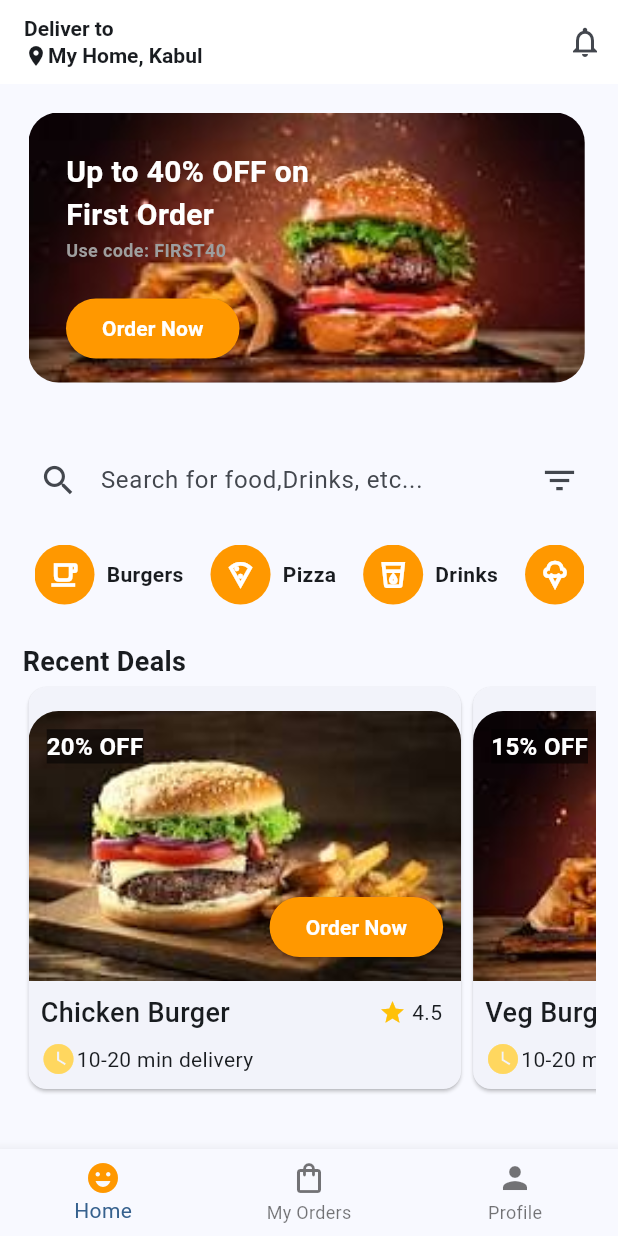
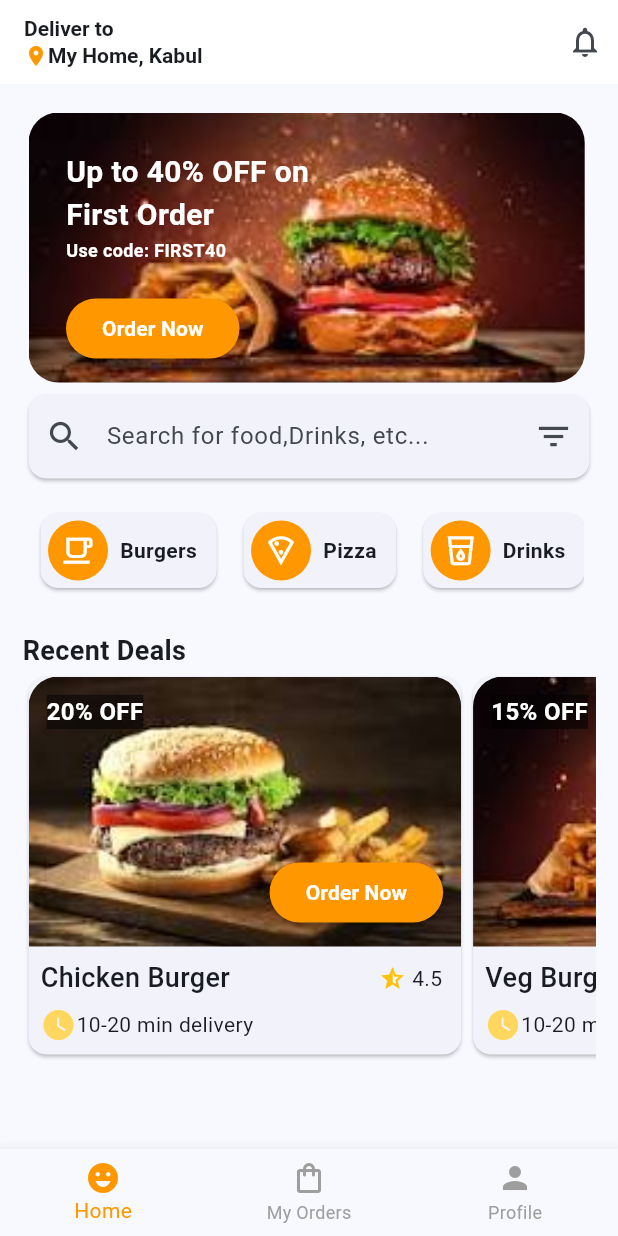
Before and after one commit to Chohansaad305/Flutter-App, a Flutter app: the screen it shows after launch, after a tap on "Order Now", on a phone screen of 412 x 824 dp. Run offline on Flutter 3.47's test engine with Material 3 defaults, Android fonts, the light colour scheme and no system bars.

Commit message:
Updated some features

```diff
--- a/lib/main.dart
+++ b/lib/main.dart
@@ -1,3 +1,4 @@
+import 'dart:async';
 import 'package:flutter/material.dart';
 import 'package:flutter_firstproject/myApp/application.dart';
 // import 'package:flutter_firstproject/myApp/MyApplicationSecondPage.dart';
@@ -54,8 +55,60 @@ class MyApp extends StatelessWidget {
       // home: UserInputWidget(),
       // home: SimpleDailogandAlertdailog(),
       // home: MyHomePageState(),
-      home: MyApplication(),
       // home: MyApplicationSecondPage(),
+      home: SplashScreen(),
     );
   }
 }
+
+// ====== SPLASH SCREEN ======
+class SplashScreen extends StatefulWidget {
+  const SplashScreen({super.key});
+
+  @override
+  State<SplashScreen> createState() => _SplashScreenState();
+}
+
+class _SplashScreenState extends State<SplashScreen> {
+  @override
+  void initState() {
+    super.initState();
+    Timer(Duration(seconds: 5), () {
+      Navigator.pushReplacement(
+        context,
+        MaterialPageRoute(builder: (context) => const MyApplication()),
+      );
+    });
+  }
+
+  @override
+  Widget build(BuildContext context) {
+    return Scaffold(
+      body: Stack(
+        children: [
+          Container(
+            width: double.infinity,
+            height: double.infinity,
+            decoration: const BoxDecoration(
+              image: DecorationImage(
+                image: AssetImage('assets/images/SplashImage.png'),
+              ),
+            ),
+          ),
+          Positioned(
+            top: 430,
+            left: 110,
+            child: Text(
+              'My Burger App',
+              style: TextStyle(
+                fontSize: 22,
+                fontWeight: FontWeight.bold,
+                color: Colors.orange,
+              ),
+            ),
+          ),
+        ],
+      ),
+    );
+  }
+}
--- a/lib/myApp/application.dart
+++ b/lib/myApp/application.dart
@@ -8,20 +8,39 @@ class MyApplication extends StatelessWidget {
     return Scaffold(
       // ========= APP BAR =========
       appBar: AppBar(
+        backgroundColor: const Color.fromARGB(255, 255, 255, 255),
         title: Column(
           crossAxisAlignment: CrossAxisAlignment.start,
-          children: const [
+          children: [
             Text(
               'Deliver to',
               style: TextStyle(fontSize: 14, fontWeight: FontWeight.w600),
             ),
             Row(
               children: [
-                Icon(Icons.location_on, size: 16),
+                Icon(Icons.location_on, size: 16, color: Colors.orange),
                 Text(
                   'My Home, Kabul',
                   style: TextStyle(fontSize: 14, fontWeight: FontWeight.bold),
                 ),
+                // PopupMenuButton(
+                //   icon: const Icon(Icons.keyboard_arrow_down),
+                //   onSelected: (value) {},
+                //   itemBuilder: (BuildContext context) => [
+                //     const PopupMenuItem(
+                //       value: 'home',
+                //       child: Text('My Home, Kabul'),
+                //     ),
+                //     const PopupMenuItem(
+                //       value: 'office',
+                //       child: Text('My Office, Kabul'),
+                //     ),
+                //     const PopupMenuItem(
+                //       value: 'other',
+                //       child: Text('Other Location'),
+                //     ),
+                //   ],
+                // ),
               ],
             ),
           ],
@@ -32,7 +51,6 @@ class MyApplication extends StatelessWidget {
             child: Icon(Icons.notifications_none),
           ),
         ],
-        backgroundColor: const Color.fromARGB(255, 255, 255, 255),
       ),
       // ========= APP BAR END =========
 
@@ -75,7 +93,8 @@ class MyApplication extends StatelessWidget {
                 ],
               ),
 
-              TextField(
+              Card(
+                child: TextField(
                   decoration: InputDecoration(
                     hintText: 'Search for food,Drinks, etc...',
                     prefixIcon: Icon(Icons.search, size: 26),
@@ -83,6 +102,7 @@ class MyApplication extends StatelessWidget {
                     border: OutlineInputBorder(
                       borderRadius: BorderRadius.circular(20),
                       borderSide: BorderSide.none,
+                    ),
                   ),
                 ),
               ),
@@ -94,7 +114,7 @@ class MyApplication extends StatelessWidget {
                 ),
                 child: Column(
                   children: [
-                    Container(
+                    SizedBox(
                       child: SingleChildScrollView(
                         scrollDirection: Axis.horizontal,
                         child: Row(
@@ -183,16 +203,17 @@ class MyApplication extends StatelessWidget {
 
       // ========= BOTTOM NAVIGATION BAR =========
       bottomNavigationBar: BottomNavigationBar(
-        items: [
+        currentIndex: 0,
+        selectedItemColor: Colors.orange,
+        unselectedItemColor: Colors.grey,
+        items: const [
           BottomNavigationBarItem(
-            icon: Icon(Icons.emoji_emotions, color: Colors.grey),
+            icon: Icon(Icons.emoji_emotions),
             label: 'Home',
-            activeIcon: Icon(Icons.emoji_emotions, color: Colors.orange),
           ),
           BottomNavigationBarItem(
             icon: Icon(Icons.shopping_bag_outlined),
             label: 'My Orders',
-            activeIcon: Icon(Icons.shopping_bag, color: Colors.orange),
           ),
           BottomNavigationBarItem(icon: Icon(Icons.person), label: 'Profile'),
         ],
@@ -238,11 +259,9 @@ class FoodCardHorizontal extends StatelessWidget {
                     ),
                   ),
 
-                  Padding(
-                    padding: const EdgeInsets.all(25),
-                    child: Positioned(
-                      top: 12,
-                      left: 12,
+                  Positioned(
+                    top: 25,
+                    left: 25,
                     child: Column(
                       crossAxisAlignment: CrossAxisAlignment.start,
                       children: [
@@ -260,14 +279,13 @@ class FoodCardHorizontal extends StatelessWidget {
                         Text(
                           secondHeading,
                           style: TextStyle(
-                              color: Colors.grey,
+                            color: Colors.white,
                             fontSize: 12,
                             fontWeight: FontWeight.bold,
                           ),
                         ),
-                          Padding(
-                            padding: const EdgeInsets.symmetric(vertical: 20),
-                            child: ElevatedButton(
+                        SizedBox(height: 20),
+                        ElevatedButton(
                           onPressed: () {},
                           style: ElevatedButton.styleFrom(
                             backgroundColor: Colors.orange,
@@ -283,9 +301,7 @@ class FoodCardHorizontal extends StatelessWidget {
                             ),
                           ),
                         ),
-                          ),
                       ],
-                      ),
                     ),
                   ),
                 ],
@@ -311,7 +327,10 @@ class IconsScrollDirection extends StatelessWidget {
 
   @override
   Widget build(BuildContext context) {
-    return Row(
+    return Card(
+      child: Padding(
+        padding: const EdgeInsets.all(5),
+        child: Row(
           children: [
             Container(
               width: 40,
@@ -320,12 +339,7 @@ class IconsScrollDirection extends StatelessWidget {
                 borderRadius: BorderRadius.circular(30),
                 color: Colors.orange,
               ),
-          child: Icon(
-            icons,
-            size: 20,
-            fontWeight: FontWeight.w600,
-            color: Colors.white,
-          ),
+              child: Icon(icons, size: 23, color: Colors.white),
             ),
             Padding(
               padding: const EdgeInsets.all(8.0),
@@ -335,6 +349,8 @@ class IconsScrollDirection extends StatelessWidget {
               ),
             ),
           ],
+        ),
+      ),
     );
   }
 }
@@ -342,7 +358,7 @@ class IconsScrollDirection extends StatelessWidget {
 
 // ====== FOOD CARD TOP HORIZONTAL2 CLASS ======
 class FoodCardHorizontal2 extends StatelessWidget {
-  final cardImages;
+  final String cardImages;
   final String? cardName;
   final String? starRating;
   final String? deliveryTime;
@@ -363,7 +379,6 @@ class FoodCardHorizontal2 extends StatelessWidget {
       child: Column(
         crossAxisAlignment: CrossAxisAlignment.start,
         children: [
-          Padding(padding: const EdgeInsets.all(8.0)),
           Stack(
             children: [
               // IMAGE
@@ -440,7 +455,7 @@ class FoodCardHorizontal2 extends StatelessWidget {
                       ),
                       Row(
                         children: [
-                          Icon(Icons.star, color: Colors.amber, size: 18),
+                          Icon(Icons.star_half, color: Colors.amber, size: 18),
                           SizedBox(width: 4),
                           Text(starRating ?? ''),
                         ],
```
Also changed, not shown: assets/images/SplashImage.png (added). Lines whose indentation alone changed are shown as unchanged.
